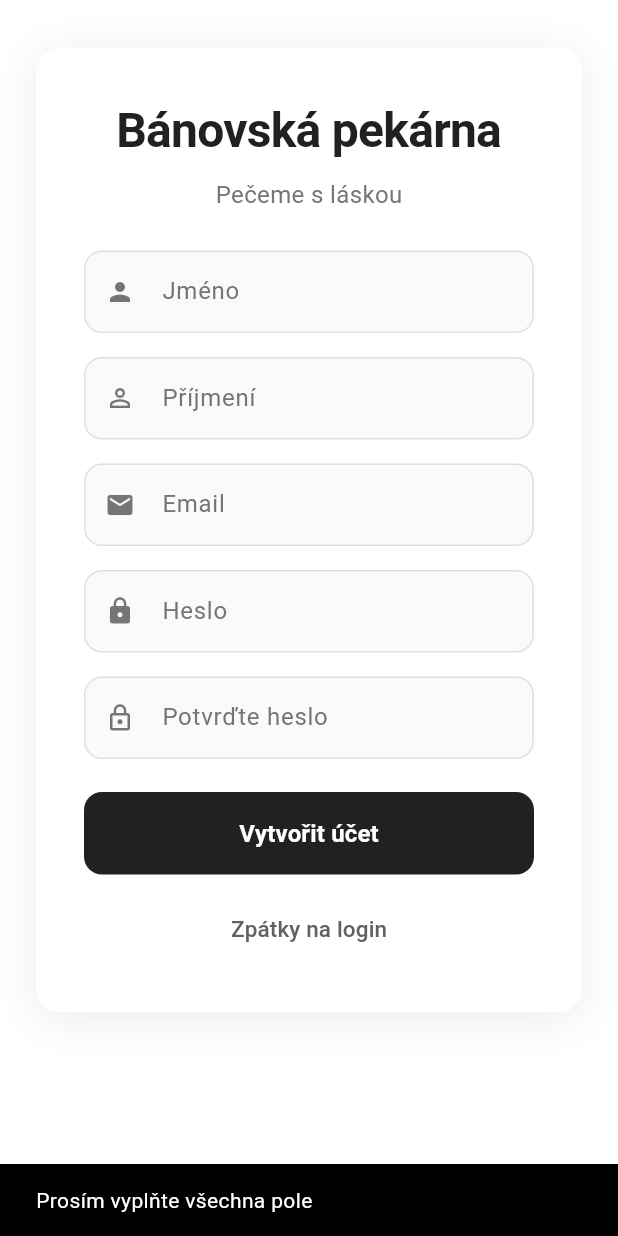
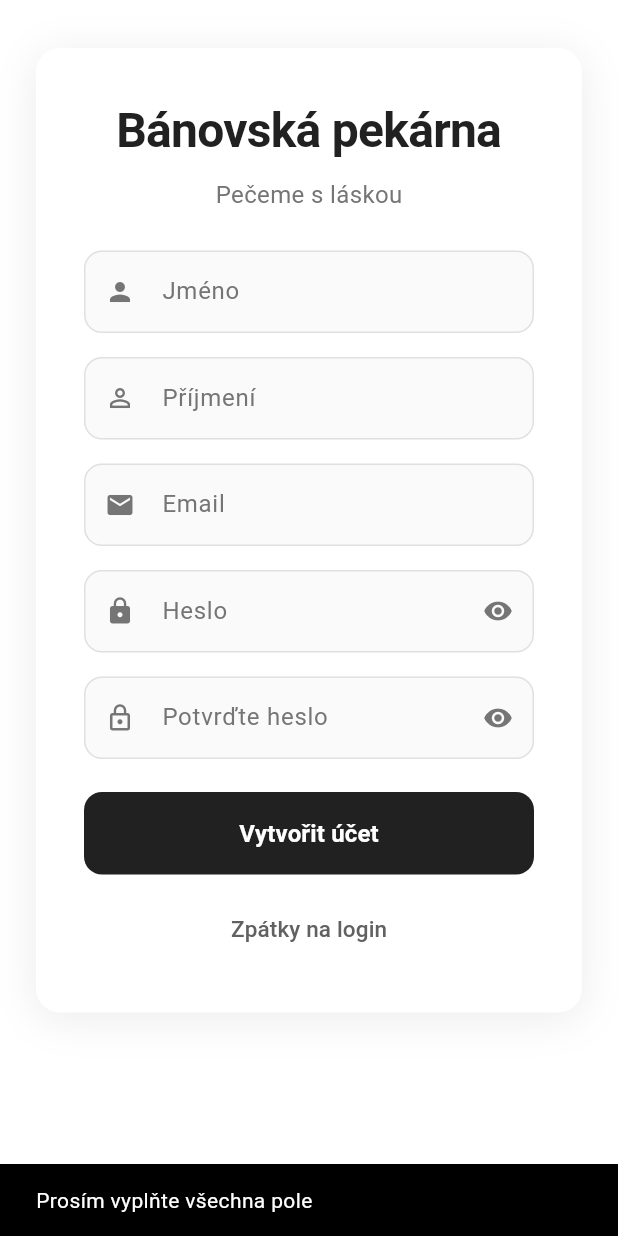
Before and after one commit to Werdyn13/Maturitni-projekt, a Flutter app: the screen it shows after launch, after a tap on "Registrovat se", after a tap on "Vytvořit účet", on a phone screen of 412 x 824 dp. Run offline on Flutter 3.47's test engine with Material 3 defaults, Android fonts, the phone set to English and light mode, and no system bars; our stand-ins replace sidebarx, supabase_flutter, table_calendar; missing offline and left inert: pluto_grid; accounts and stored records are empty.

Commit message:
Přidání pravidel pro hesla a možnost zobrazit heslo.

```diff
--- a/lib/screens/login_screen.dart
+++ b/lib/screens/login_screen.dart
@@ -22,6 +22,8 @@ class _LoginScreenState extends State<LoginScreen>
 
   bool _isLoading = false;
   bool _isRegistering = false;
+  bool _showPassword = false;
+  bool _showConfirmPassword = false;
 
   // Animace login
   late final AnimationController _entryController;
@@ -111,6 +113,24 @@ class _LoginScreenState extends State<LoginScreen>
 
     if (_passwordController.text != _confirmPasswordController.text) {
       _showMessage('Hesla se neshodují');
+      return;
+    }
+
+    final password = _passwordController.text;
+    if (password.length < 8) {
+      _showMessage('Heslo musí mít alespoň 8 znaků');
+      return;
+    }
+    if (!password.contains(RegExp(r'[A-Z]'))) {
+      _showMessage('Heslo musí obsahovat alespoň jedno velké písmeno');
+      return;
+    }
+    if (!password.contains(RegExp(r'[0-9]'))) {
+      _showMessage('Heslo musí obsahovat alespoň jedno číslo');
+      return;
+    }
+    if (!password.contains(RegExp(r'[^\w\s]'))) {
+      _showMessage('Heslo musí obsahovat alespoň jeden speciální znak');
       return;
     }
 
@@ -213,10 +233,14 @@ class _LoginScreenState extends State<LoginScreen>
 
           _buildInput("Email", Icons.email, _emailController, false),
           const SizedBox(height: 16),
-          _buildInput("Heslo", Icons.lock, _passwordController, true),
+          _buildInput("Heslo", Icons.lock, _passwordController, !_showPassword,
+              onToggle: () => setState(() => _showPassword = !_showPassword),
+              isVisible: _showPassword),
           if (_isRegistering) ...[
             const SizedBox(height: 16),
-            _buildInput("Potvrďte heslo", Icons.lock_outline, _confirmPasswordController, true),
+            _buildInput("Potvrďte heslo", Icons.lock_outline, _confirmPasswordController, !_showConfirmPassword,
+                onToggle: () => setState(() => _showConfirmPassword = !_showConfirmPassword),
+                isVisible: _showConfirmPassword),
           ],
           const SizedBox(height: 22),
 
@@ -242,7 +266,8 @@ class _LoginScreenState extends State<LoginScreen>
   }
 
   Widget _buildInput(
-      String label, IconData icon, TextEditingController controller, bool obscure) {
+      String label, IconData icon, TextEditingController controller, bool obscure,
+      {VoidCallback? onToggle, bool isVisible = false}) {
     return TextField(
       controller: controller,
       obscureText: obscure,
@@ -251,6 +276,16 @@ class _LoginScreenState extends State<LoginScreen>
         labelText: label,
         labelStyle: TextStyle(color: Colors.grey[600]),
         prefixIcon: Icon(icon, color: Colors.grey[600], size: 20),
+        suffixIcon: onToggle != null
+            ? IconButton(
+                icon: Icon(
+                  isVisible ? Icons.visibility_off : Icons.visibility,
+                  color: Colors.grey[600],
+                  size: 20,
+                ),
+                onPressed: onToggle,
+              )
+            : null,
         filled: true,
         fillColor: Colors.grey[50],
         enabledBorder: OutlineInputBorder(
```
